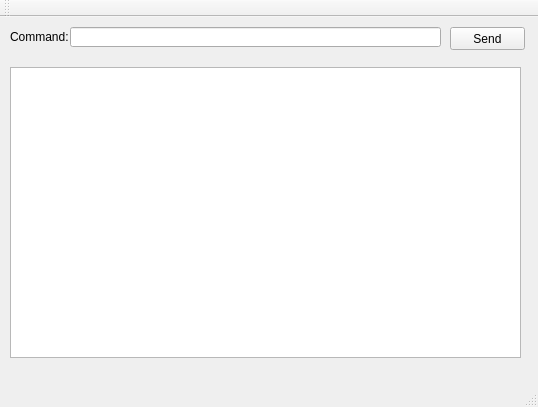
shavitborisov/MagShare, file Client/mainwindow.ui: the form before one commit.
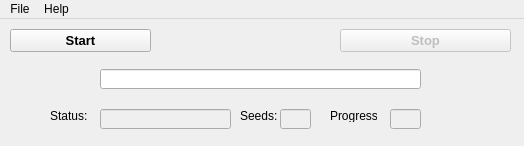
The form after the commit.

Commit message: Almost final version Client side: - Implemented custom parsing of msf data. - Added creation of msf file. - Changes in UI. - Use of Base64 encoding to simplify communication with Tracker. - TrackerClient class has been rewritten to talk to Tracker via sockets. Tracker side: - Implemented parsing and construction of custom communication format with clients. - General support for Tracker response specification (https:// wiki.theory.org/BitTorrentSpecification) - Implemented peer management via complex map structure in memory. - Added extensive logging to Tracker.

Diff of the .ui file:
```diff
--- a/Client/mainwindow.ui
+++ b/Client/mainwindow.ui
@@ -6,58 +6,186 @@
    <rect>
     <x>0</x>
     <y>0</y>
-    <width>538</width>
-    <height>407</height>
+    <width>524</width>
+    <height>146</height>
    </rect>
   </property>
   <property name="windowTitle">
    <string>MainWindow</string>
   </property>
   <widget class="QWidget" name="centralWidget">
-   <widget class="QTextEdit" name="console">
+   <widget class="QPushButton" name="pushStart">
     <property name="geometry">
      <rect>
       <x>10</x>
+      <y>10</y>
+      <width>141</width>
+      <height>23</height>
+     </rect>
+    </property>
+    <property name="font">
+     <font>
+      <pointsize>10</pointsize>
+      <weight>75</weight>
+      <bold>true</bold>
+     </font>
+    </property>
+    <property name="text">
+     <string>Start</string>
+    </property>
+   </widget>
+   <widget class="QPushButton" name="pushStop">
+    <property name="enabled">
+     <bool>false</bool>
+    </property>
+    <property name="geometry">
+     <rect>
+      <x>340</x>
+      <y>10</y>
+      <width>171</width>
+      <height>23</height>
+     </rect>
+    </property>
+    <property name="font">
+     <font>
+      <pointsize>10</pointsize>
+      <weight>75</weight>
+      <bold>true</bold>
+     </font>
+    </property>
+    <property name="text">
+     <string>Stop</string>
+    </property>
+   </widget>
+   <widget class="QLineEdit" name="lineFile">
+    <property name="enabled">
+     <bool>true</bool>
+    </property>
+    <property name="geometry">
+     <rect>
+      <x>100</x>
       <y>50</y>
-      <width>511</width>
-      <height>291</height>
-     </rect>
-    </property>
-   </widget>
-   <widget class="QLineEdit" name="cmdBox">
-    <property name="geometry">
-     <rect>
-      <x>70</x>
-      <y>10</y>
-      <width>371</width>
+      <width>321</width>
       <height>20</height>
      </rect>
     </property>
-   </widget>
-   <widget class="QPushButton" name="sendCmd">
-    <property name="geometry">
-     <rect>
-      <x>450</x>
-      <y>10</y>
-      <width>75</width>
-      <height>23</height>
-     </rect>
+    <property name="font">
+     <font>
+      <pointsize>10</pointsize>
+      <weight>75</weight>
+      <bold>true</bold>
+     </font>
     </property>
     <property name="text">
-     <string>Send</string>
+     <string/>
+    </property>
+    <property name="readOnly">
+     <bool>true</bool>
     </property>
    </widget>
    <widget class="QLabel" name="label">
     <property name="geometry">
      <rect>
-      <x>10</x>
-      <y>10</y>
-      <width>61</width>
+      <x>50</x>
+      <y>90</y>
+      <width>47</width>
+      <height>13</height>
+     </rect>
+    </property>
+    <property name="text">
+     <string>Status:</string>
+    </property>
+   </widget>
+   <widget class="QLineEdit" name="lineStatus">
+    <property name="enabled">
+     <bool>false</bool>
+    </property>
+    <property name="geometry">
+     <rect>
+      <x>100</x>
+      <y>90</y>
+      <width>131</width>
       <height>20</height>
      </rect>
     </property>
+    <property name="font">
+     <font>
+      <weight>75</weight>
+      <bold>true</bold>
+     </font>
+    </property>
+    <property name="alignment">
+     <set>Qt::AlignLeading|Qt::AlignLeft|Qt::AlignTop</set>
+    </property>
+   </widget>
+   <widget class="QLabel" name="label_2">
+    <property name="geometry">
+     <rect>
+      <x>240</x>
+      <y>90</y>
+      <width>47</width>
+      <height>13</height>
+     </rect>
+    </property>
     <property name="text">
-     <string>Command:</string>
+     <string>Seeds:</string>
+    </property>
+   </widget>
+   <widget class="QLineEdit" name="lineSeeds">
+    <property name="enabled">
+     <bool>false</bool>
+    </property>
+    <property name="geometry">
+     <rect>
+      <x>280</x>
+      <y>90</y>
+      <width>31</width>
+      <height>20</height>
+     </rect>
+    </property>
+    <property name="font">
+     <font>
+      <weight>75</weight>
+      <bold>true</bold>
+     </font>
+    </property>
+    <property name="alignment">
+     <set>Qt::AlignHCenter|Qt::AlignTop</set>
+    </property>
+   </widget>
+   <widget class="QLabel" name="label_3">
+    <property name="geometry">
+     <rect>
+      <x>330</x>
+      <y>90</y>
+      <width>47</width>
+      <height>13</height>
+     </rect>
+    </property>
+    <property name="text">
+     <string>Progress:</string>
+    </property>
+   </widget>
+   <widget class="QLineEdit" name="linePercent">
+    <property name="enabled">
+     <bool>false</bool>
+    </property>
+    <property name="geometry">
+     <rect>
+      <x>390</x>
+      <y>90</y>
+      <width>31</width>
+      <height>20</height>
+     </rect>
+    </property>
+    <property name="font">
+     <font>
+      <weight>75</weight>
+      <bold>true</bold>
+     </font>
+    </property>
+    <property name="alignment">
+     <set>Qt::AlignHCenter|Qt::AlignTop</set>
     </property>
    </widget>
   </widget>
@@ -66,20 +194,64 @@
     <rect>
      <x>0</x>
      <y>0</y>
-     <width>538</width>
+     <width>524</width>
      <height>21</height>
     </rect>
    </property>
+   <widget class="QMenu" name="menuFile">
+    <property name="title">
+     <string>File</string>
+    </property>
+    <addaction name="actionAdd_MagFile"/>
+    <addaction name="actionSettings"/>
+    <addaction name="actionCreate_MagFile"/>
+    <addaction name="actionExit"/>
+   </widget>
+   <widget class="QMenu" name="menuHelp">
+    <property name="title">
+     <string>Help</string>
+    </property>
+    <addaction name="actionAbout"/>
+   </widget>
+   <addaction name="menuFile"/>
+   <addaction name="menuHelp"/>
   </widget>
-  <widget class="QToolBar" name="mainToolBar">
-   <attribute name="toolBarArea">
-    <enum>TopToolBarArea</enum>
-   </attribute>
-   <attribute name="toolBarBreak">
-    <bool>false</bool>
-   </attribute>
-  </widget>
-  <widget class="QStatusBar" name="statusBar"/>
+  <action name="actionAdd_MagFile">
+   <property name="text">
+    <string>Add MagFile</string>
+   </property>
+  </action>
+  <action name="actionSettings">
+   <property name="text">
+    <string>Settings</string>
+   </property>
+  </action>
+  <action name="actionExit">
+   <property name="text">
+    <string>Exit</string>
+   </property>
+   <property name="shortcut">
+    <string>Alt+X</string>
+   </property>
+  </action>
+  <action name="actionHelp">
+   <property name="text">
+    <string>Help</string>
+   </property>
+  </action>
+  <action name="actionAbout">
+   <property name="text">
+    <string>About</string>
+   </property>
+  </action>
+  <action name="actionCreate_MagFile">
+   <property name="text">
+    <string>Create MagFile</string>
+   </property>
+   <property name="iconText">
+    <string>Create MagFile</string>
+   </property>
+  </action>
  </widget>
  <layoutdefault spacing="6" margin="11"/>
  <resources/>
```
Left out of the diff: 21 changed lines with no effect on the pictures. The commit also changes 38 other files.
